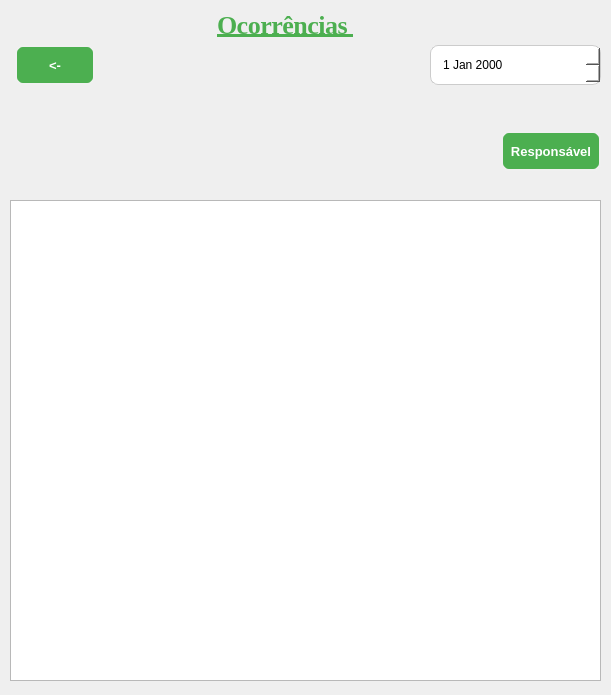
Senac-SOR-ADS/Gerenciamento-Escolar, file App/view/ui/report.ui: the form before one commit.
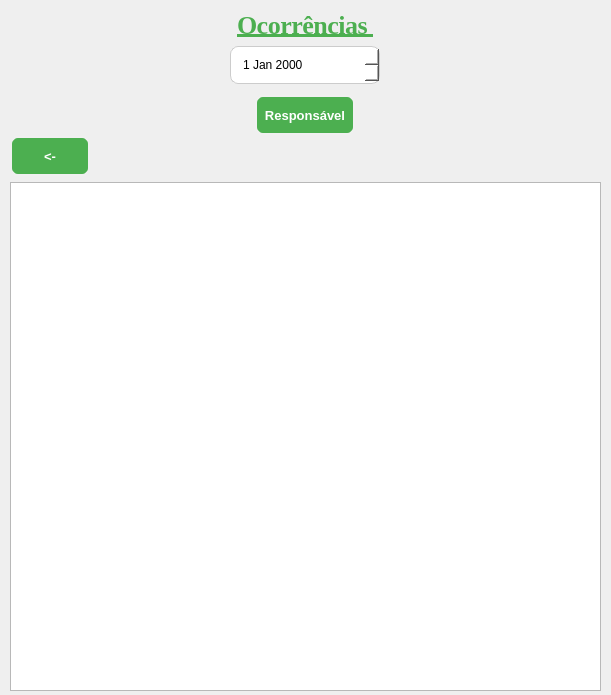
The form after the commit.

```diff
--- a/App/view/ui/report.ui
+++ b/App/view/ui/report.ui
@@ -64,53 +64,24 @@
    <property name="geometry">
     <rect>
      <x>10</x>
-     <y>200</y>
+     <y>10</y>
      <width>591</width>
-     <height>481</height>
+     <height>681</height>
     </rect>
    </property>
-   <layout class="QVBoxLayout" name="verticalLayout_2">
+   <layout class="QVBoxLayout" name="verticalLayout_4">
     <item>
-     <widget class="QListWidget" name="listWidget"/>
+     <layout class="QVBoxLayout" name="verticalLayout_5">
+      <item alignment="Qt::AlignHCenter">
+       <widget class="QLabel" name="label">
+        <property name="text">
+         <string>Ocorrências </string>
+        </property>
+       </widget>
+      </item>
+     </layout>
     </item>
-   </layout>
-  </widget>
-  <widget class="QWidget" name="horizontalLayoutWidget">
-   <property name="geometry">
-    <rect>
-     <x>-20</x>
-     <y>40</y>
-     <width>151</width>
-     <height>51</height>
-    </rect>
-   </property>
-   <layout class="QHBoxLayout" name="horizontalLayout_2">
-    <item>
-     <widget class="QPushButton" name="pushButton">
-      <property name="maximumSize">
-       <size>
-        <width>80</width>
-        <height>40</height>
-       </size>
-      </property>
-      <property name="text">
-       <string>&lt;-</string>
-      </property>
-     </widget>
-    </item>
-   </layout>
-  </widget>
-  <widget class="QWidget" name="verticalLayoutWidget_2">
-   <property name="geometry">
-    <rect>
-     <x>430</x>
-     <y>10</y>
-     <width>171</width>
-     <height>191</height>
-    </rect>
-   </property>
-   <layout class="QVBoxLayout" name="verticalLayout_3">
-    <item>
+    <item alignment="Qt::AlignHCenter">
      <widget class="QDateEdit" name="dateEdit">
       <property name="sizePolicy">
        <sizepolicy hsizetype="Minimum" vsizetype="Fixed">
@@ -120,7 +91,7 @@
       </property>
       <property name="minimumSize">
        <size>
-        <width>50</width>
+        <width>150</width>
         <height>0</height>
        </size>
       </property>
@@ -132,8 +103,8 @@
       </property>
      </widget>
     </item>
-    <item alignment="Qt::AlignRight">
-     <widget class="QPushButton" name="pushButton_2">
+    <item alignment="Qt::AlignHCenter">
+     <widget class="QPushButton" name="pushButton_3">
       <property name="minimumSize">
        <size>
         <width>100</width>
@@ -151,24 +122,44 @@
       </property>
      </widget>
     </item>
-   </layout>
-  </widget>
-  <widget class="QWidget" name="verticalLayoutWidget_3">
-   <property name="geometry">
-    <rect>
-     <x>140</x>
-     <y>10</y>
-     <width>291</width>
-     <height>191</height>
-    </rect>
-   </property>
-   <layout class="QVBoxLayout" name="verticalLayout_4">
-    <item alignment="Qt::AlignHCenter|Qt::AlignTop">
-     <widget class="QLabel" name="label">
-      <property name="text">
-       <string>Ocorrências </string>
-      </property>
-     </widget>
+    <item>
+     <layout class="QHBoxLayout" name="horizontalLayout_3"/>
+    </item>
+    <item>
+     <layout class="QVBoxLayout" name="verticalLayout_7">
+      <item>
+       <layout class="QVBoxLayout" name="verticalLayout_6">
+        <item>
+         <widget class="QPushButton" name="pushButton_4">
+          <property name="sizePolicy">
+           <sizepolicy hsizetype="Minimum" vsizetype="Fixed">
+            <horstretch>0</horstretch>
+            <verstretch>50</verstretch>
+           </sizepolicy>
+          </property>
+          <property name="minimumSize">
+           <size>
+            <width>0</width>
+            <height>0</height>
+           </size>
+          </property>
+          <property name="maximumSize">
+           <size>
+            <width>80</width>
+            <height>40</height>
+           </size>
+          </property>
+          <property name="text">
+           <string>&lt;-</string>
+          </property>
+         </widget>
+        </item>
+        <item>
+         <widget class="QListWidget" name="listWidget_2"/>
+        </item>
+       </layout>
+      </item>
+     </layout>
     </item>
    </layout>
   </widget>
```
